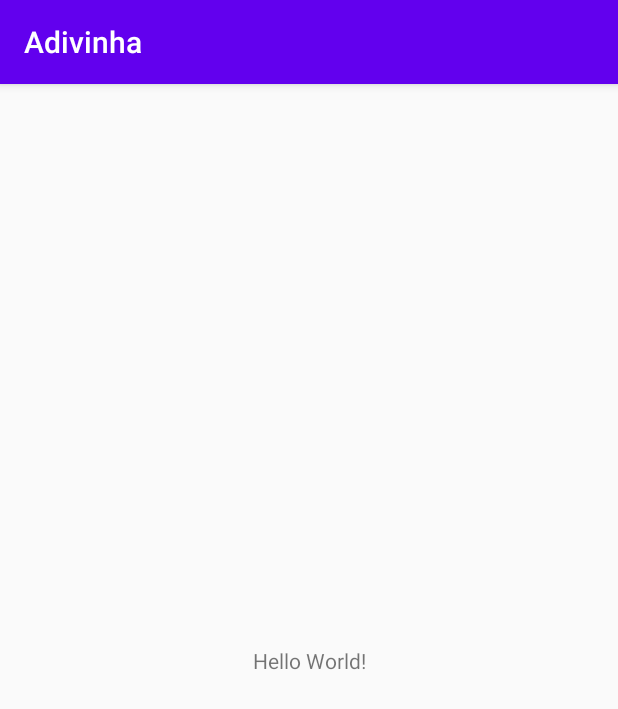
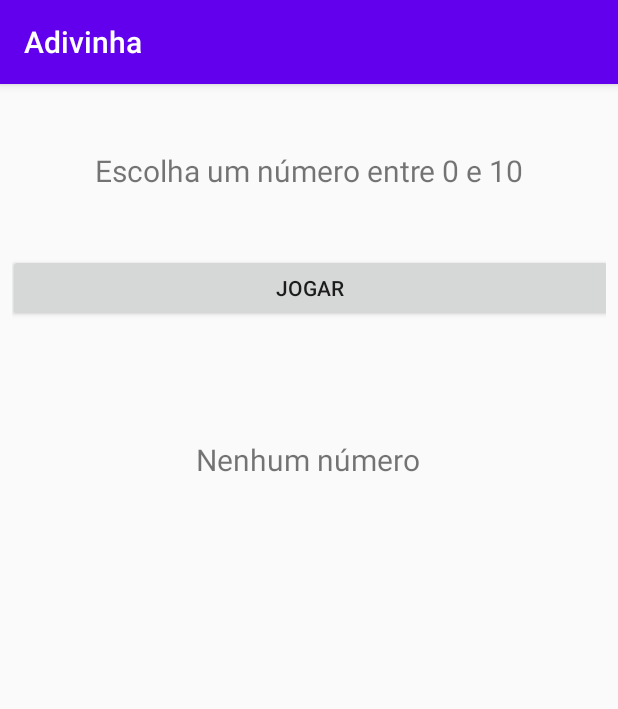
Before and after one commit to RonaldoGuastalli/adivinha-android, an Android app: the screen it shows after launch (MainActivity), on a phone screen of 412 x 824 dp. Shown: the top 709 px of the screen. Run offline under Robolectric (Android 15) with nearby library versions, the phone set to English and light mode, and no system bars.

Commit message:
criado layout com com string, dimens e constraint

```diff
--- a/app/build.gradle
+++ b/app/build.gradle
@@ -31,4 +31,5 @@ dependencies {
     testImplementation 'junit:junit:4.12'
     androidTestImplementation 'androidx.test.ext:junit:1.1.1'
     androidTestImplementation 'androidx.test.espresso:espresso-core:3.2.0'
+    implementation 'com.google.android.material:material:1.0.0'
 }
--- a/app/src/main/res/layout/activity_main.xml
+++ b/app/src/main/res/layout/activity_main.xml
@@ -4,15 +4,45 @@
     xmlns:tools="http://schemas.android.com/tools"
     android:layout_width="match_parent"
     android:layout_height="match_parent"
+    android:layout_margin="8dp"
     tools:context=".MainActivity">
 
     <TextView
+        android:id="@+id/textView"
         android:layout_width="wrap_content"
         android:layout_height="wrap_content"
-        android:text="Hello World!"
+        android:text="Escolha um número entre 0 e 10"
+        android:textSize="@dimen/cabecalho_texto"
         app:layout_constraintBottom_toBottomOf="parent"
-        app:layout_constraintLeft_toLeftOf="parent"
-        app:layout_constraintRight_toRightOf="parent"
-        app:layout_constraintTop_toTopOf="parent" />
+        app:layout_constraintEnd_toEndOf="parent"
+        app:layout_constraintStart_toStartOf="parent"
+        app:layout_constraintTop_toTopOf="parent"
+        app:layout_constraintVertical_bias="0.050000012"
+        tools:ignore="MissingConstraints" />
+
+    <Button
+        android:id="@+id/botaoJogarId"
+        android:layout_width="403dp"
+        android:layout_height="45dp"
+        android:text="@string/botao_jogar"
+        app:layout_constraintBottom_toBottomOf="parent"
+        app:layout_constraintEnd_toEndOf="parent"
+        app:layout_constraintStart_toStartOf="parent"
+        app:layout_constraintTop_toBottomOf="@+id/textView"
+        app:layout_constraintVertical_bias="0.065"
+        tools:ignore="MissingConstraints" />
+
+    <TextView
+        android:id="@+id/resultadoId"
+        android:layout_width="wrap_content"
+        android:layout_height="wrap_content"
+        android:text="@string/nenhum_n_mero"
+        android:textSize="@dimen/cabecalho_texto"
+        app:layout_constraintBottom_toBottomOf="parent"
+        app:layout_constraintEnd_toEndOf="parent"
+        app:layout_constraintHorizontal_bias="0.498"
+        app:layout_constraintStart_toStartOf="parent"
+        app:layout_constraintTop_toBottomOf="@+id/botaoJogarId"
+        app:layout_constraintVertical_bias="0.136" />
 
 </androidx.constraintlayout.widget.ConstraintLayout>
--- /dev/null
+++ b/app/src/main/res/values/dimens.xml
@@ -0,0 +1,5 @@
+<?xml version="1.0" encoding="utf-8"?>
+<resources>
+    <dimen name="cabecalho_texto">20sp</dimen>
+    <dimen name="margem">8dp</dimen>
+</resources>
--- a/app/src/main/res/values/strings.xml
+++ b/app/src/main/res/values/strings.xml
@@ -1,3 +1,5 @@
 <resources>
     <string name="app_name">Adivinha</string>
+    <string name="botao_jogar">Jogar</string>
+    <string name="nenhum_n_mero">Nenhum número</string>
 </resources>
```
